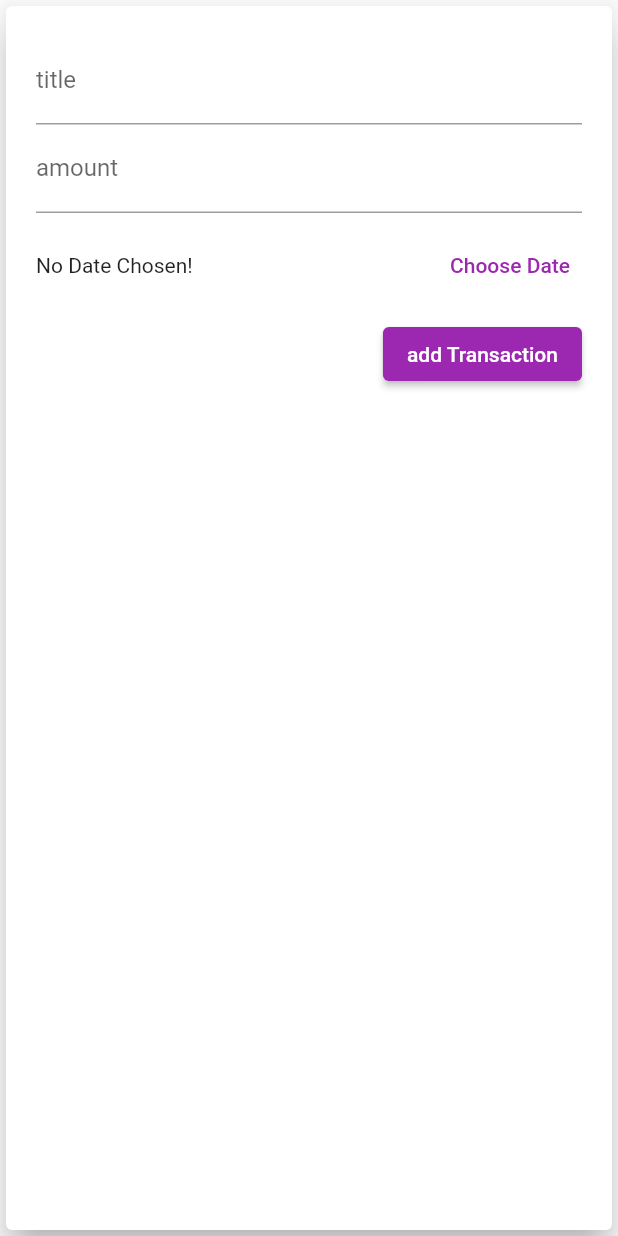
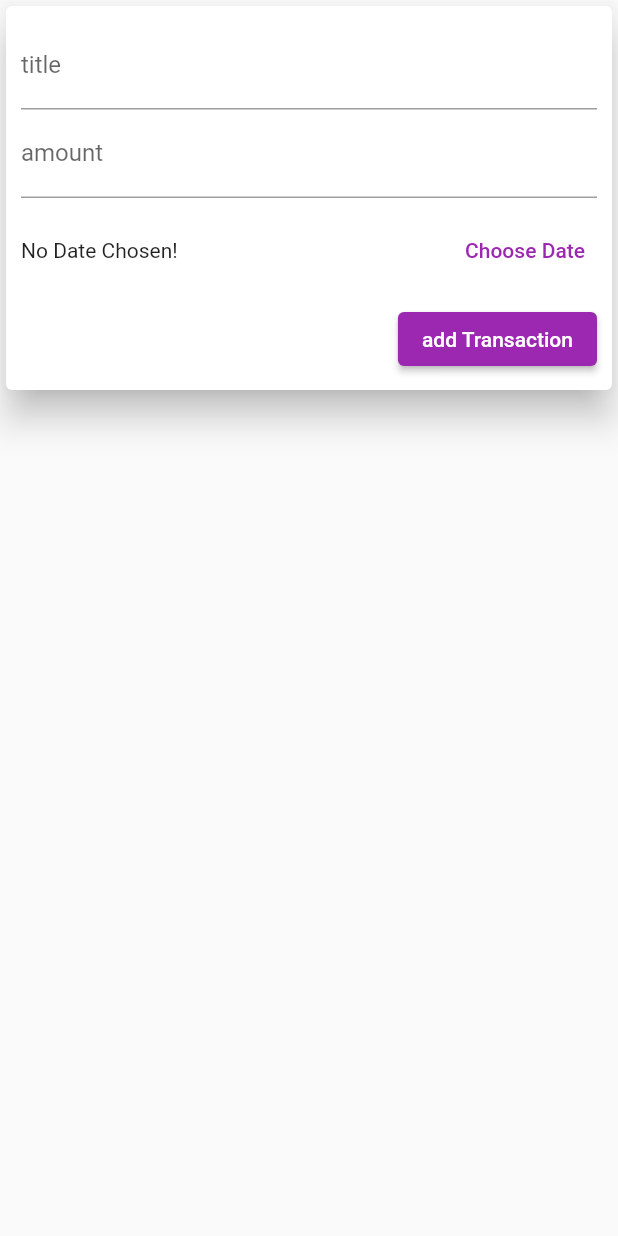
Before and after one commit to jumpjet0524/moneyexample, a Flutter app: the NewTransaction widget shown alone on an empty page, opened directly with empty values, on a phone screen of 412 x 824 dp. Run offline on Flutter 3.47's test engine with Material 2 defaults, Android fonts, the phone set to English and light mode, and no system bars.

Commit message:
ch5 finsh except ios

```diff
--- a/lib/widget/new_transaction.dart
+++ b/lib/widget/new_transaction.dart
@@ -16,13 +16,13 @@ class _NewTransactionState extends State<NewTransaction> {
   DateTime? _selectedDate;
 
   void _submitData() {
-    if (amountController.text.isEmpty){
+    if (amountController.text.isEmpty) {
       return;
     }
     final enterTitle = titleController.text;
     final enterAmount = double.parse(amountController.text);
 
-    if (enterTitle.isEmpty || enterAmount <= 0 || _selectedDate==null) {
+    if (enterTitle.isEmpty || enterAmount <= 0 || _selectedDate == null) {
       return;
     }
 
@@ -53,10 +53,17 @@ class _NewTransactionState extends State<NewTransaction> {
 
   @override
   Widget build(BuildContext context) {
-    return Card(
+    return SingleChildScrollView(
+      child: Card(
         elevation: 10,
         child: Container(
-        padding: const EdgeInsets.all(20),
+          padding:  EdgeInsets.only(
+            left: 10,
+            right: 10,
+            top: 10,
+            bottom: MediaQuery.of(context).viewInsets.bottom+10,
+            //鍵盤+10
+          ),
           child: Column(
             crossAxisAlignment: CrossAxisAlignment.end,
             children: [
@@ -101,6 +108,7 @@ class _NewTransactionState extends State<NewTransaction> {
             ],
           ),
         ),
+      ),
     );
   }
 }
```
Also changed, not shown: lib/main.dart (+46 -6 lines), lib/widget/chart_bar.dart (+14 -7 lines), lib/widget/transation_list.dart (+17 -7 lines). Lines whose indentation alone changed are shown as unchanged.
